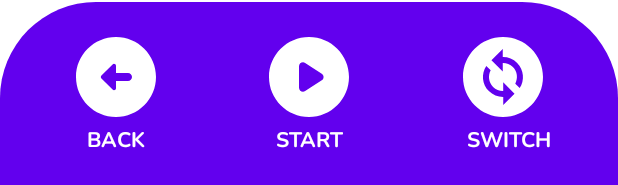
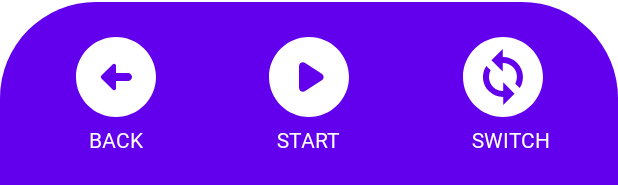
Before and after one commit to RusticMobius/DongDong, an Android app: the layout activity_video_record_page.xml on its own in the app's theme, with its tools: preview values and no code run, on a phone screen of 412 x 824 dp. Shown: the part 1048-1233 px from the top of the screen. Run offline under Robolectric (Android 15) with nearby library versions, the phone set to English and light mode, and no system bars; plain views replace PreviewView.

Commit message:
feat: 优化跳转逻辑

```diff
--- a/app/src/main/AndroidManifest.xml
+++ b/app/src/main/AndroidManifest.xml
@@ -128,9 +128,9 @@
         android:value="" />
     </activity>
 
-    <meta-data
-      android:name="preloaded_fonts"
-      android:resource="@array/preloaded_fonts" />
+      <meta-data
+          android:name="preloaded_fonts"
+          android:resource="@array/preloaded_fonts" />
   </application>
 
 </manifest>
--- a/app/src/main/java/com/example/dongdongapp/fragment/CourseFragment.java
+++ b/app/src/main/java/com/example/dongdongapp/fragment/CourseFragment.java
@@ -108,8 +108,9 @@ public class CourseFragment extends Fragment {
         @Override
         public void onClick(View v) {
           // TODO
-          Intent intent = new Intent(getActivity(), MainActivity.class);
-          startActivity(intent);
+          getActivity().finish();
+//          Intent intent = new Intent(getActivity(), MainActivity.class);
+//          startActivity(intent);
         }
       });
     }
--- a/app/src/main/res/layout/activity_video_player.xml
+++ b/app/src/main/res/layout/activity_video_player.xml
@@ -93,7 +93,7 @@
     android:id="@+id/redoText"
     android:layout_width="wrap_content"
     android:layout_height="wrap_content"
-    android:fontFamily="@font/nunito_bold"
+    android:fontFamily="@font/numans"
     android:text="REDO"
     android:textColor="@color/white"
     app:layout_constraintEnd_toEndOf="@+id/redoButton"
@@ -104,7 +104,7 @@
     android:id="@+id/playText"
     android:layout_width="wrap_content"
     android:layout_height="wrap_content"
-    android:fontFamily="@font/nunito_bold"
+    android:fontFamily="@font/numans"
     android:textColor="@color/white"
     android:text="PLAY"
     app:layout_constraintEnd_toEndOf="@+id/playButton"
@@ -116,7 +116,7 @@
     android:layout_width="wrap_content"
     android:layout_height="wrap_content"
     android:text="UPLOAD"
-    android:fontFamily="@font/nunito_bold"
+    android:fontFamily="@font/numans"
     android:textColor="@color/white"
     app:layout_constraintEnd_toEndOf="@+id/uploadButton"
     app:layout_constraintStart_toStartOf="@+id/uploadButton"
--- a/app/src/main/res/layout/activity_video_record_page.xml
+++ b/app/src/main/res/layout/activity_video_record_page.xml
@@ -63,7 +63,7 @@
     android:id="@+id/countDownTime"
     android:layout_width="wrap_content"
     android:layout_height="wrap_content"
-    android:fontFamily="@font/nunito_bold"
+    android:fontFamily="@font/numans"
     android:text="5"
     android:textColor="@color/purple_500"
     android:textSize="32dp"
@@ -77,7 +77,7 @@
     android:id="@+id/textView"
     android:layout_width="wrap_content"
     android:layout_height="wrap_content"
-    android:fontFamily="@font/nunito_bold"
+    android:fontFamily="@font/numans"
     android:text="BACK"
     android:textColor="@color/white"
     app:layout_constraintEnd_toEndOf="@+id/retButton"
@@ -89,7 +89,7 @@
     android:layout_width="wrap_content"
     android:layout_height="wrap_content"
     android:text="START"
-    android:fontFamily="@font/nunito_bold"
+    android:fontFamily="@font/numans"
     android:textColor="@color/white"
     app:layout_constraintEnd_toEndOf="@+id/recordButton"
     app:layout_constraintStart_toStartOf="@+id/recordButton"
@@ -100,7 +100,7 @@
     android:layout_width="wrap_content"
     android:layout_height="wrap_content"
     android:text="SWITCH"
-    android:fontFamily="@font/nunito_bold"
+    android:fontFamily="@font/numans"
     android:textColor="@color/white"
     app:layout_constraintEnd_toEndOf="@+id/reverseButton"
     app:layout_constraintHorizontal_bias="1.0"
```
Also changed, not shown: app/src/main/java/com/example/dongdongapp/VideoPlayer.java (+14 -4 lines), app/src/main/java/com/example/dongdongapp/VideoRecordPage.kt (+12 -1 lines), app/src/main/java/com/example/dongdongapp/fragment/RecordFragment.java (+8 -3 lines), app/src/main/res/layout/fragment_record.xml (+16 -5 lines), app/src/main/res/values/preloaded_fonts.xml (+6 -5 lines).
